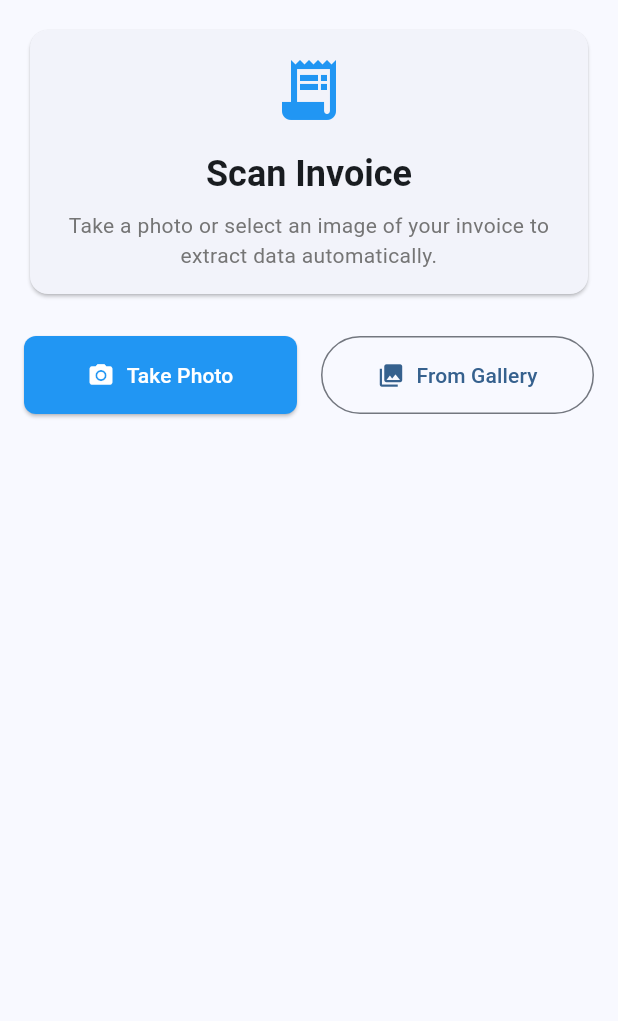
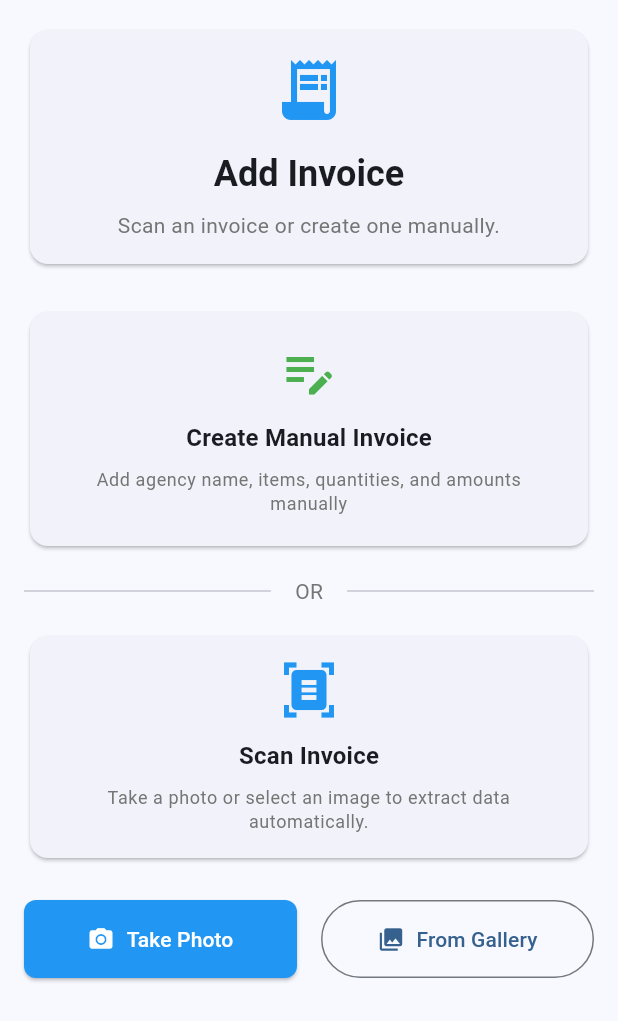
Before and after one commit to arul-datacaliper/invoiceReader, a Flutter app: the InvoiceScannerScreen screen opened directly, on a phone screen of 412 x 824 dp. Shown: the top 1021 px of the screen. Run offline on Flutter 3.47's test engine with Material 3 defaults, Android fonts, the light colour scheme and no system bars; our stand-ins replace camera, cloud_firestore, firebase_auth, firebase_core, firebase_storage, fl_chart and 2 more; accounts and stored records are empty.

Commit message:
maunal invoice addition

```diff
--- a/lib/providers/invoice_provider.dart
+++ b/lib/providers/invoice_provider.dart
@@ -180,6 +180,44 @@ class InvoiceProvider with ChangeNotifier {
     }
   }
 
+  // Create manual invoice
+  Future<bool> createManualInvoice({
+    required Invoice invoice,
+    required String tenantId,
+  }) async {
+    try {
+      print('🔵 [InvoiceProvider] Creating manual invoice...');
+      print('🔵 [InvoiceProvider] TenantId: $tenantId');
+
+      _setLoading(true);
+      _clearError();
+
+      // Generate invoice ID
+      final invoiceId = DateTime.now().millisecondsSinceEpoch.toString();
+      print('🔵 [InvoiceProvider] Generated invoiceId: $invoiceId');
+
+      // Create the invoice with the generated ID
+      final invoiceWithId = invoice.copyWith(
+        id: invoiceId,
+        tenantId: tenantId,
+      );
+
+      // Save to Firestore
+      print('🔵 [InvoiceProvider] Saving manual invoice to Firestore...');
+      await _firestoreService.createInvoice(invoiceWithId);
+      print('🟢 [InvoiceProvider] Manual invoice saved successfully');
+
+      return true;
+    } catch (e, stackTrace) {
+      print('🔴 [InvoiceProvider] Manual invoice creation failed: $e');
+      print('🔴 [InvoiceProvider] Stack trace: $stackTrace');
+      _setError('Failed to create invoice: ${e.toString()}');
+      return false;
+    } finally {
+      _setLoading(false);
+    }
+  }
+
   void _setLoading(bool loading) {
     _isLoading = loading;
     notifyListeners();
--- a/lib/screens/invoice/invoice_scanner_screen.dart
+++ b/lib/screens/invoice/invoice_scanner_screen.dart
@@ -4,6 +4,7 @@ import 'package:provider/provider.dart';
 import '../../providers/auth_provider.dart';
 import '../../providers/invoice_provider.dart';
 import '../../services/camera_service.dart';
+import 'manual_invoice_screen.dart';
 
 class InvoiceScannerScreen extends StatefulWidget {
   const InvoiceScannerScreen({super.key});
@@ -181,15 +182,107 @@ class _InvoiceScannerScreenState extends State<InvoiceScannerScreen> {
                       ),
                       const SizedBox(height: 16),
                       Text(
-                        'Scan Invoice',
+                        'Add Invoice',
                         style: Theme.of(context).textTheme.headlineSmall?.copyWith(
                               fontWeight: FontWeight.bold,
                             ),
                       ),
                       const SizedBox(height: 8),
                       Text(
-                        'Take a photo or select an image of your invoice to extract data automatically.',
+                        'Scan an invoice or create one manually.',
                         style: Theme.of(context).textTheme.bodyMedium?.copyWith(
+                              color: Colors.grey[600],
+                            ),
+                        textAlign: TextAlign.center,
+                      ),
+                    ],
+                  ),
+                ),
+              ),
+              const SizedBox(height: 24),
+
+              // Manual Entry Option
+              Card(
+                child: InkWell(
+                  onTap: () {
+                    Navigator.of(context).push(
+                      MaterialPageRoute(
+                        builder: (context) => const ManualInvoiceScreen(),
+                      ),
+                    );
+                  },
+                  borderRadius: BorderRadius.circular(8),
+                  child: Padding(
+                    padding: const EdgeInsets.all(20.0),
+                    child: Column(
+                      children: [
+                        const Icon(
+                          Icons.edit_note,
+                          size: 40,
+                          color: Colors.green,
+                        ),
+                        const SizedBox(height: 12),
+                        Text(
+                          'Create Manual Invoice',
+                          style: Theme.of(context).textTheme.titleMedium?.copyWith(
+                                fontWeight: FontWeight.bold,
+                              ),
+                        ),
+                        const SizedBox(height: 8),
+                        Text(
+                          'Add agency name, items, quantities, and amounts manually',
+                          style: Theme.of(context).textTheme.bodySmall?.copyWith(
+                                color: Colors.grey[600],
+                              ),
+                          textAlign: TextAlign.center,
+                        ),
+                      ],
+                    ),
+                  ),
+                ),
+              ),
+              const SizedBox(height: 16),
+
+              // Divider
+              Row(
+                children: [
+                  const Expanded(child: Divider()),
+                  Padding(
+                    padding: const EdgeInsets.symmetric(horizontal: 16),
+                    child: Text(
+                      'OR',
+                      style: Theme.of(context).textTheme.bodyMedium?.copyWith(
+                            color: Colors.grey[600],
+                          ),
+                    ),
+                  ),
+                  const Expanded(child: Divider()),
+                ],
+              ),
+              const SizedBox(height: 16),
+
+              // Scan Invoice Section
+              Card(
+                child: Padding(
+                  padding: const EdgeInsets.all(16.0),
+                  child: Column(
+                    children: [
+                      const Icon(
+                        Icons.document_scanner,
+                        size: 40,
+                        color: Colors.blue,
+                      ),
+                      const SizedBox(height: 12),
+                      Text(
+                        'Scan Invoice',
+                        style: Theme.of(context).textTheme.titleMedium?.copyWith(
+                              fontWeight: FontWeight.bold,
+                            ),
+                      ),
+                      const SizedBox(height: 8),
+                      Text(
+                        'Take a photo or select an image to extract data automatically.',
+                        style: Theme.of(context).textTheme.bodySmall?.copyWith(
                               color: Colors.grey[600],
                             ),
                         textAlign: TextAlign.center,
```
Also changed, not shown: lib/screens/invoice/manual_invoice_screen.dart (added, +536 -0 lines).
